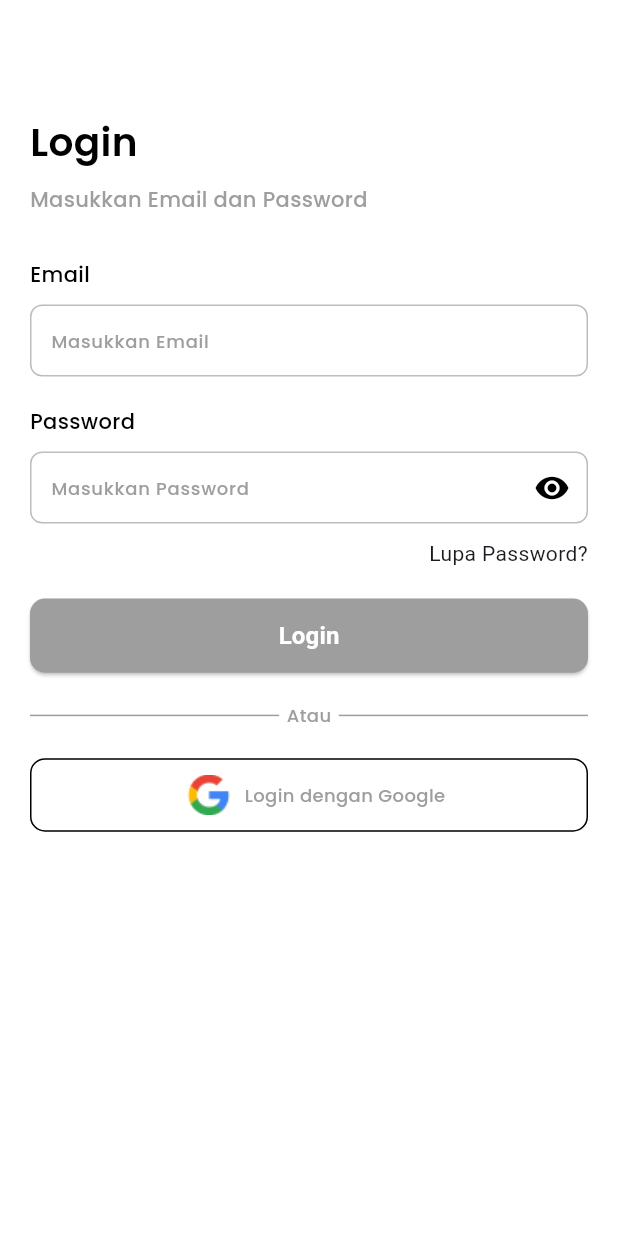
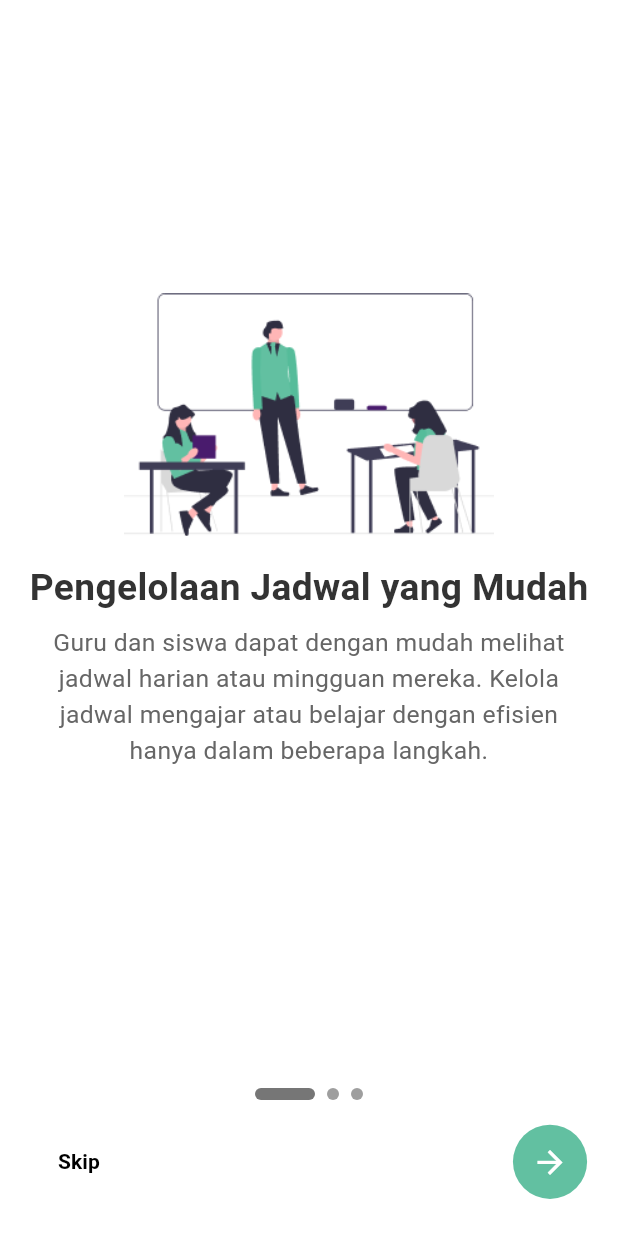
Before and after one commit to Shade2012/Latihan-Aplikasi-Kelas, a Flutter app: the screen it shows after launch, on a phone screen of 412 x 824 dp. Run offline on Flutter 3.47's test engine with Material 3 defaults, Android fonts, the phone set to English and light mode, and no system bars; our stand-ins replace bloc, connectivity_plus, dartz, dio, equatable, firebase_core and 6 more; accounts and stored records are empty.

Commit message:
style : [MF] add onboarding

```diff
--- a/lib/core/routes/my_route.dart
+++ b/lib/core/routes/my_route.dart
@@ -7,6 +7,7 @@ import 'package:latihan_aplikasi_manajemen_kelas/features/login/presentation/pag
 import 'package:latihan_aplikasi_manajemen_kelas/features/notification_admin/pages/notification_admin_view.dart';
 import 'package:latihan_aplikasi_manajemen_kelas/features/navbar_teachers/presentation/page/navbar_view.dart';
 import 'package:latihan_aplikasi_manajemen_kelas/features/notification_user/pages/notification_user_view.dart';
+import 'package:latihan_aplikasi_manajemen_kelas/features/onboarding/page/onboarding_page_view.dart';
 import 'package:latihan_aplikasi_manajemen_kelas/features/profile_user/page/profile_view.dart';
 import 'package:latihan_aplikasi_manajemen_kelas/features/splashscreen/splash_screen_view.dart';
 import '../../features/navbar/presentation/page/navbar_view.dart';
@@ -77,6 +78,11 @@ class MyRouter {
             name: 'notification_admin',
             pageBuilder: (context, state) => NoTransitionPage(child: NotificationAdminPage()),
           ),
+          GoRoute(
+            path: '/onboarding-page',
+            name: 'onboarding-page',
+            pageBuilder: (context, state) => NoTransitionPage(child: OnboardingView()),
+          ),
         ],
       );
 }
--- a/lib/core/themes/images.dart
+++ b/lib/core/themes/images.dart
@@ -2,5 +2,7 @@ class Images {
   static const String imageExample = 'assets/images/example-images.png';
   static const String logoGoogle = 'assets/images/logo-google.png';
   static const String pfpimage = 'assets/images/pfpimg.jpg';
-
+  static const String onboarding1 = 'assets/images/onboarding1.png';
+  static const String onboarding2 = 'assets/images/onboarding2.png';
+  static const String onboarding3 = 'assets/images/onboarding3.png';
 }
--- /dev/null
+++ b/lib/features/onboarding/bloc/onboarding_bloc.dart
@@ -0,0 +1,22 @@
+import 'package:flutter_bloc/flutter_bloc.dart';
+import 'package:latihan_aplikasi_manajemen_kelas/features/onboarding/bloc/onboarding_event.dart';
+import 'package:latihan_aplikasi_manajemen_kelas/features/onboarding/bloc/onboarding_state.dart';
+import 'package:latihan_aplikasi_manajemen_kelas/features/onboarding/models/onboarding_models.dart';
+
+class OnboardingBloc extends Bloc<OnboardingEvent, OnboardingState> {
+  OnboardingBloc() : super(const OnboardingState(currentIndex: 0)) {
+    on<NextSlideEvent>((event, emit) {
+      emit(state.copyWith(currentIndex: event.index));
+    });
+
+    on<PreviousSlideEvent>((event, emit) {
+      if (state.currentIndex > 0) {
+        emit(state.copyWith(currentIndex: state.currentIndex - 1));
+      }
+    });
+
+    on<SkipEvent>((event, emit) {
+      emit(state.copyWith(currentIndex: onboardingSlides.length - 1));
+    });
+  }
+}
--- /dev/null
+++ b/lib/features/onboarding/bloc/onboarding_event.dart
@@ -0,0 +1,20 @@
+import 'package:equatable/equatable.dart';
+
+abstract class OnboardingEvent extends Equatable {
+  const OnboardingEvent();
+
+  @override
+  List<Object> get props => [];
+}
+
+class NextSlideEvent extends OnboardingEvent {
+  final int index;
+
+  NextSlideEvent(this.index);
+}
+
+class PreviousSlideEvent extends OnboardingEvent {}
+
+class SkipEvent extends OnboardingEvent {
+
+}
--- /dev/null
+++ b/lib/features/onboarding/bloc/onboarding_state.dart
@@ -0,0 +1,16 @@
+import 'package:equatable/equatable.dart';
+
+class OnboardingState extends Equatable {
+  final int currentIndex;
+
+  const OnboardingState({required this.currentIndex});
+
+  OnboardingState copyWith({int? currentIndex}) {
+    return OnboardingState(
+      currentIndex: currentIndex ?? this.currentIndex,
+    );
+  }
+
+  @override
+  List<Object?> get props => [currentIndex];
+}
--- /dev/null
+++ b/lib/features/onboarding/models/onboarding_models.dart
@@ -0,0 +1,29 @@
+class OnboardingModel {
+  final String title;
+  final String description;
+  final String imagePath;
+
+  OnboardingModel({
+    required this.title,
+    required this.description,
+    required this.imagePath,
+  });
+}
+
+List<OnboardingModel> onboardingSlides = [
+  OnboardingModel(
+    title: "Pengelolaan Jadwal yang Mudah",
+    description: "Guru dan siswa dapat dengan mudah melihat jadwal harian atau mingguan mereka. Kelola jadwal mengajar atau belajar dengan efisien hanya dalam beberapa langkah.",
+    imagePath: "assets/images/onboarding1.png",
+  ),
+  OnboardingModel(
+    title: "Informasi Jadwal Lengkap",
+    description: "Dapatkan informasi lengkap tentang jadwal dengan detail hari, jam, mata pelajaran, guru, kelas, dan ruang kelas. Pastikan tidak ada sesi yang terlewatkan.",
+    imagePath: "assets/images/onboarding2.png",
+  ),
+  OnboardingModel(
+    title: "Pengingat Pelajaran Tepat Waktu",
+    description: "Dapatkan notifikasi pengingat sebelum pelajaran dimulai, membantu siswa dan guru tetap tepat waktu dan siap menghadapi setiap sesi.",
+    imagePath: "assets/images/onboarding3.png",
+  ),
+];
--- /dev/null
+++ b/lib/features/onboarding/page/onboarding_page_view.dart
@@ -0,0 +1,176 @@
+import 'package:flutter/material.dart';
+import 'package:flutter_bloc/flutter_bloc.dart';
+import 'package:go_router/go_router.dart';
+import 'package:latihan_aplikasi_manajemen_kelas/features/onboarding/bloc/onboarding_bloc.dart';
+import 'package:latihan_aplikasi_manajemen_kelas/features/onboarding/bloc/onboarding_event.dart';
+import 'package:latihan_aplikasi_manajemen_kelas/features/onboarding/bloc/onboarding_state.dart';
+import 'package:latihan_aplikasi_manajemen_kelas/features/onboarding/models/onboarding_models.dart';
+
+class OnboardingView extends StatelessWidget {
+  final PageController _pageController = PageController();
+
+  @override
+  Widget build(BuildContext context) {
+    final screenHeight = MediaQuery.of(context).size.height;
+    final screenWidth = MediaQuery.of(context).size.width;
+
+    return BlocProvider(
+      create: (_) => OnboardingBloc(),
+      child: Scaffold(
+        body: BlocBuilder<OnboardingBloc, OnboardingState>(
+          builder: (context, state) {
+            return Column(
+              mainAxisAlignment: MainAxisAlignment.center,
+              children: [
+                Expanded(
+                  child: PageView.builder(
+                    controller: _pageController,
+                    onPageChanged: (index) {
+                      context.read<OnboardingBloc>().add(NextSlideEvent(index));
+                    },
+                    itemCount: onboardingSlides.length,
+                    itemBuilder: (context, index) {
+                      return OnboardingSlide(
+                        index: index,
+                        pageController: _pageController,
+                        screenHeight: screenHeight,
+                        screenWidth: screenWidth,
+                      );
+                    },
+                  ),
+                ),
+                SizedBox(height: screenHeight * 0.02),
+                Row(
+                  mainAxisAlignment: MainAxisAlignment.center,
+                  children: List.generate(onboardingSlides.length, (index) {
+                    return DotIndicator(
+                      isActive: index == state.currentIndex,
+                      width: index == state.currentIndex ? 40 : 8,
+                    );
+                  }),
+                ),
+                SizedBox(height: screenHeight * 0.02),
+                Padding(
+                  padding: EdgeInsets.symmetric(horizontal: screenWidth * 0.05),
+                  child: Row(
+                    mainAxisAlignment: MainAxisAlignment.spaceBetween,
+                    children: [
+                      TextButton(
+                        onPressed: () {
+                          context.goNamed('login_page');
+                        },
+                        child: Text(
+                          "Skip",
+                          style: TextStyle(
+                            color: Colors.black,
+                            fontWeight: FontWeight.bold,
+                          ),
+                        ),
+                      ),
+                      GestureDetector(
+                        onTap: () {
+                          if (state.currentIndex < onboardingSlides.length - 1) {
+                            _pageController.nextPage(
+                              duration: Duration(milliseconds: 300),
+                              curve: Curves.easeIn,
+                            );
+                            context.read<OnboardingBloc>().add(NextSlideEvent(state.currentIndex + 1));
+                          } else {
+                            context.goNamed('login_page');
+                          }
+                        },
+                        child: Container(
+                          padding: EdgeInsets.all(screenWidth * 0.03),
+                          decoration: BoxDecoration(
+                            color: Color(0xFF62C0A1),
+                            shape: BoxShape.circle,
+                          ),
+                          child: Icon(
+                            Icons.arrow_forward,
+                            color: Colors.white,
+                            size: screenWidth * 0.06,
+                          ),
+                        ),
+                      ),
+                    ],
+                  ),
+                ),
+                SizedBox(height: screenHeight * 0.03),
+              ],
+            );
+          },
+        ),
+      ),
+    );
+  }
+}
+
+class OnboardingSlide extends StatelessWidget {
+  final int index;
+  final double screenHeight;
+  final double screenWidth;
+
+  const OnboardingSlide({
+    Key? key,
+    required this.index,
+    required PageController pageController,
+    required this.screenHeight,
+    required this.screenWidth,
+  }) : super(key: key);
+
+  @override
+  Widget build(BuildContext context) {
+    final slide = onboardingSlides[index];
+    return Column(
+      mainAxisAlignment: MainAxisAlignment.center,
+      children: [
+        Container(
+          constraints: BoxConstraints(
+            maxWidth: screenWidth * 0.6,
+            maxHeight: screenHeight * 0.2,
+          ),
+          child: Image.asset(
+            slide.imagePath,
+            fit: BoxFit.fill,
+          ),
+        ),
+        SizedBox(height: screenHeight * 0.02),
+        Text(
+          slide.title,
+          style: TextStyle(fontSize: screenWidth * 0.06, fontWeight: FontWeight.bold, color: Color(0xFF333333)),
+        ),
+        SizedBox(height: screenHeight * 0.01),
+        Padding(
+          padding: EdgeInsets.symmetric(horizontal: screenWidth * 0.06),
+          child: Text(
+            slide.description,
+            textAlign: TextAlign.center,
+            style: TextStyle(fontSize: screenWidth * 0.04, color: Color(0xFF666666)),
+          ),
+        ),
+      ],
+    );
+  }
+}
+
+
+class DotIndicator extends StatelessWidget {
+  final bool isActive;
+  final double width;
+
+  const DotIndicator({Key? key, required this.isActive, required this.width}) : super(key: key);
+
+  @override
+  Widget build(BuildContext context) {
+    return AnimatedContainer(
+      duration: Duration(milliseconds: 300),
+      margin: const EdgeInsets.symmetric(horizontal: 4),
+      width: isActive ? width : 8,
+      height: 8,
+      decoration: BoxDecoration(
+        color: isActive ? Color(0xFF767676) : Colors.grey,
+        borderRadius: BorderRadius.circular(4),
+      ),
+    );
+  }
+}
--- /dev/null
+++ b/lib/features/onboarding/repositories/onboarding_repositories.dart
@@ -0,0 +1,8 @@
+import 'package:latihan_aplikasi_manajemen_kelas/features/onboarding/models/onboarding_models.dart';
+
+class OnboardingRepository {
+  Future<List<OnboardingModel>> fetchOnboardingSlides() async {
+    await Future.delayed(Duration(seconds: 2));
+    return onboardingSlides;
+  }
+}
--- a/lib/features/splashscreen/bloc/splash_screen_bloc.dart
+++ b/lib/features/splashscreen/bloc/splash_screen_bloc.dart
@@ -1,14 +1,13 @@
 import 'package:bloc/bloc.dart';
 import 'package:equatable/equatable.dart';
 import 'package:shared_preferences/shared_preferences.dart';
-
 part 'splash_screen_event.dart';
 part 'splash_screen_state.dart';
 
 class SplashScreenBloc extends Bloc<SplashScreenEvent, SplashScreenState> {
   SplashScreenBloc() : super(SplashScreenInitial()) {
     on<SplashScreenEvent>((event, emit) async {
-      await Future.delayed(Duration(seconds: 0));
+      await Future.delayed(Duration(milliseconds: 300));
       final prefs = await SharedPreferences.getInstance();
       final token = prefs.getString('token');
       print(prefs.getString('role'));
@@ -22,11 +21,12 @@ class SplashScreenBloc extends Bloc<SplashScreenEvent, SplashScreenState> {
           emit(SplashNavigateToHome());
           return;
         } else {
+          emit(SplashNavigateToOnBoarding());
+        }
+      } else {
           emit(SplashNavigateToLogin());
         }
-      } else {
-        emit(SplashNavigateToLogin());
       }
-    });
+    );
   }
 }
--- a/lib/features/splashscreen/bloc/splash_screen_state.dart
+++ b/lib/features/splashscreen/bloc/splash_screen_state.dart
@@ -7,6 +7,8 @@ abstract class SplashScreenState extends Equatable {
 
 final class SplashScreenInitial extends SplashScreenState {}
 
+final class SplashNavigateToOnBoarding extends SplashScreenState {}
+
 class SplashNavigateToLogin extends SplashScreenState {}
 
 class SplashNavigateToHome extends SplashScreenState {}
--- a/lib/features/splashscreen/splash_screen_view.dart
+++ b/lib/features/splashscreen/splash_screen_view.dart
@@ -15,7 +15,10 @@ class SplashScreenView extends StatelessWidget {
         listener: (context, state) {
           if (state is SplashNavigateToHome) {
             context.pushReplacementNamed('navbar');
-          } else if (state is SplashNavigateToLogin) {
+          } else if (state is SplashNavigateToOnBoarding) {
+            context.pushReplacementNamed('onboarding-page');
+          }
+          else if (state is SplashNavigateToLogin) {
             context.pushReplacementNamed('login_page');
           }
           if(state is SplashNavigateToHomeTeacher){
```
Also changed, not shown: assets/images/onboarding1.png (added), assets/images/onboarding2.png (added), assets/images/onboarding3.png (added).
